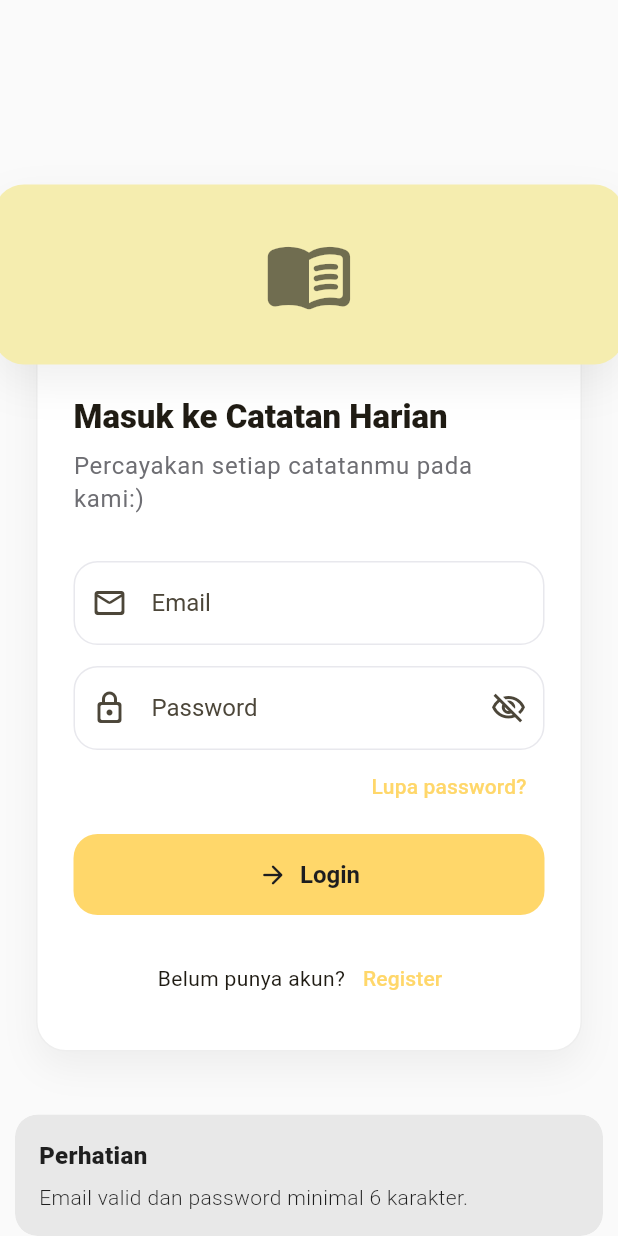
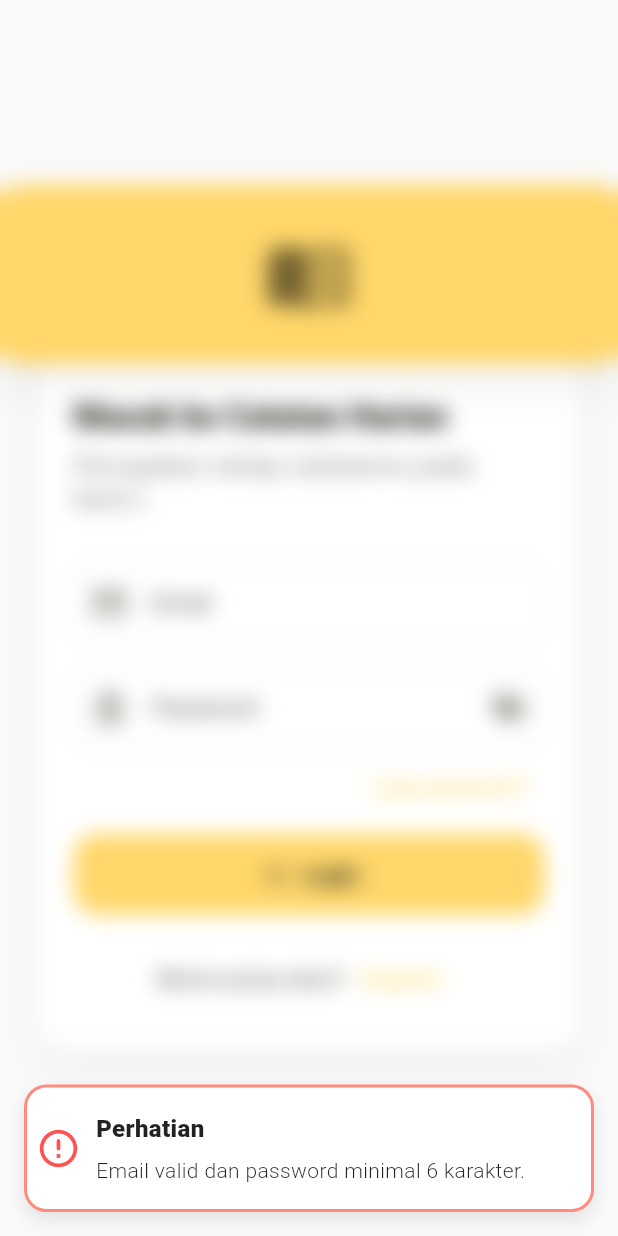
Before and after one commit to deedadz229/Notexted-Apps-Catatan-Harian, a Flutter app: the screen it shows after launch, after a tap on "Login", on a phone screen of 412 x 824 dp. Run offline on Flutter 3.47's test engine with Material 3 defaults, Android fonts, the light colour scheme and no system bars; our stand-ins replace cloud_firestore, firebase_auth, firebase_core, get; accounts and stored records are empty; Roboto replaces fonts that are missing (SF Pro Display).

Commit message:
perbaiki notifikasi sukses login dan register

```diff
--- a/lib/app/modules/auth/controllers/auth_controller.dart
+++ b/lib/app/modules/auth/controllers/auth_controller.dart
@@ -82,7 +82,7 @@ class AuthController extends GetxController {
     try {
       isLoading.value = true;
       await action();
-      Get.snackbar('Berhasil', successMessage);
+      _showSuccess(successMessage);
       onSuccess();
     } on FirebaseAuthException catch (error) {
       _showError(_authMessage(error));
@@ -106,22 +106,50 @@ class AuthController extends GetxController {
       case 'invalid-email':
         return 'Format email tidak valid.';
       case 'operation-not-allowed':
-        return 'Email/Password belum diaktifkan di Firebase Authentication.';
-      case 'configuration-not-found':
-        return 'Konfigurasi Firebase Authentication belum aktif untuk project ini. Aktifkan Authentication dan provider Email/Password di Firebase Console.';
+        return 'Email/Password belum diaktifkan.';
       case 'weak-password':
         return 'Password terlalu lemah.';
-      case 'too-many-requests':
-        return 'Terlalu banyak percobaan. Coba lagi nanti.';
-      case 'network-request-failed':
-        return 'Koneksi internet bermasalah.';
       default:
         return '${error.code}: ${error.message ?? 'Autentikasi gagal.'}';
     }
   }
 
+  void _showSuccess(String message) {
+    Get.snackbar(
+      'Berhasil',
+      message,
+      snackPosition: SnackPosition.TOP,
+      backgroundColor: Colors.white,
+      colorText: Colors.black87,
+      borderRadius: 15,
+      margin: const EdgeInsets.all(16),
+      borderColor: Colors.amberAccent,
+      borderWidth: 2,
+      icon: const Icon(Icons.check_circle_rounded, color: Colors.amber, size: 30),
+      duration: const Duration(seconds: 3),
+      boxShadows: [
+        BoxShadow(color: Colors.black.withOpacity(0.1), blurRadius: 10, offset: const Offset(0, 5))
+      ],
+    );
+  }
+
   void _showError(String message) {
-    Get.snackbar('Perhatian', message, snackPosition: SnackPosition.BOTTOM);
+    Get.snackbar(
+      'Perhatian',
+      message,
+      snackPosition: SnackPosition.BOTTOM,
+      backgroundColor: Colors.white,
+      colorText: Colors.black87,
+      borderRadius: 15,
+      margin: const EdgeInsets.all(16),
+      borderColor: Colors.redAccent.shade100,
+      borderWidth: 2,
+      icon: const Icon(Icons.error_outline_rounded, color: Colors.redAccent, size: 30),
+      duration: const Duration(seconds: 3),
+      boxShadows: [
+        BoxShadow(color: Colors.black.withOpacity(0.1), blurRadius: 10, offset: const Offset(0, 5))
+      ],
+    );
   }
 
   @override
--- a/lib/app/widgets/auth_shell.dart
+++ b/lib/app/widgets/auth_shell.dart
@@ -72,7 +72,7 @@ class AuthShell extends StatelessWidget {
                       height: 120,
                       alignment: Alignment.center,
                       decoration: BoxDecoration(
-                        color: const Color.fromARGB(255, 245, 237, 175),
+                        color: const Color.fromARGB(255, 255, 215, 106),
                         borderRadius: BorderRadius.circular(20),
                         boxShadow: [
                           BoxShadow(
```
